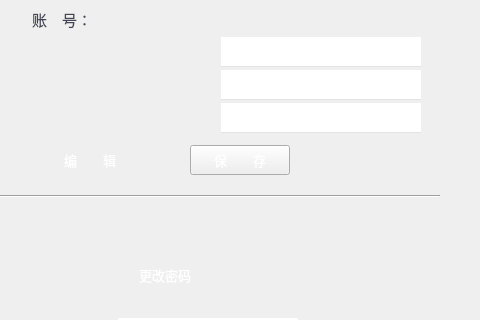
sunpu/stsample, file STSample/STPersonalInfo.ui: the form before one commit; both pictures show x 313 to 793 and y 157 to 477 of the 956 by 690 pixel window.
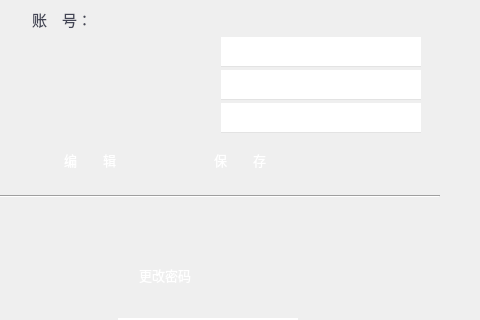
The form after the commit. Icons and pictures are not drawn. Custom widgets are drawn as their Qt base class.

```diff
--- a/STSample/STPersonalInfo.ui
+++ b/STSample/STPersonalInfo.ui
@@ -14,7 +14,8 @@
    <string>STPersonalInfo</string>
   </property>
   <property name="styleSheet">
-   <string notr="true"/>
+   <string notr="true">QWidget#STPersonalInfoClass{border-bottom: 1px solid #e3e3e3;border-top: 1px solid #e3e3e3;border-right: 1px solid #e3e3e3;}
+</string>
   </property>
   <layout class="QHBoxLayout" name="horizontalLayout_16">
    <property name="spacing">
@@ -873,6 +874,7 @@
             <string notr="true">
 
 QPushButton {
+	border-radius: 3px;
 	color: rgb(255, 255, 255);
 	border-image: url(:/STSample/Resources/images/green.png);
 }
```
Left out of the diff: 4 changed lines with no effect on the pictures.
